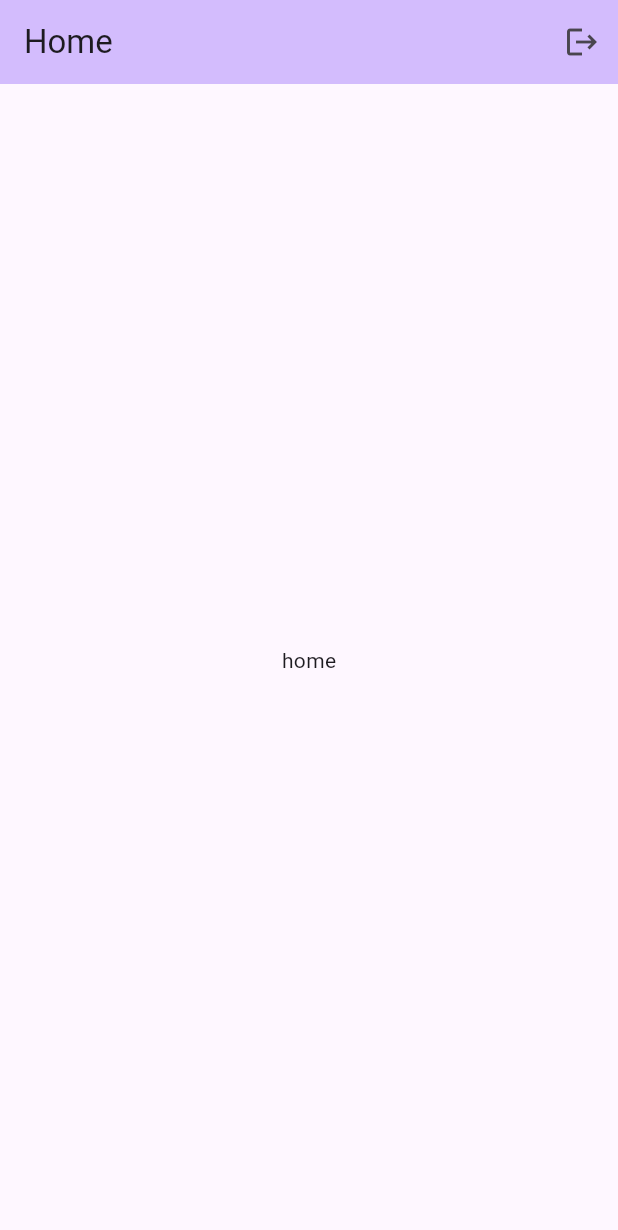
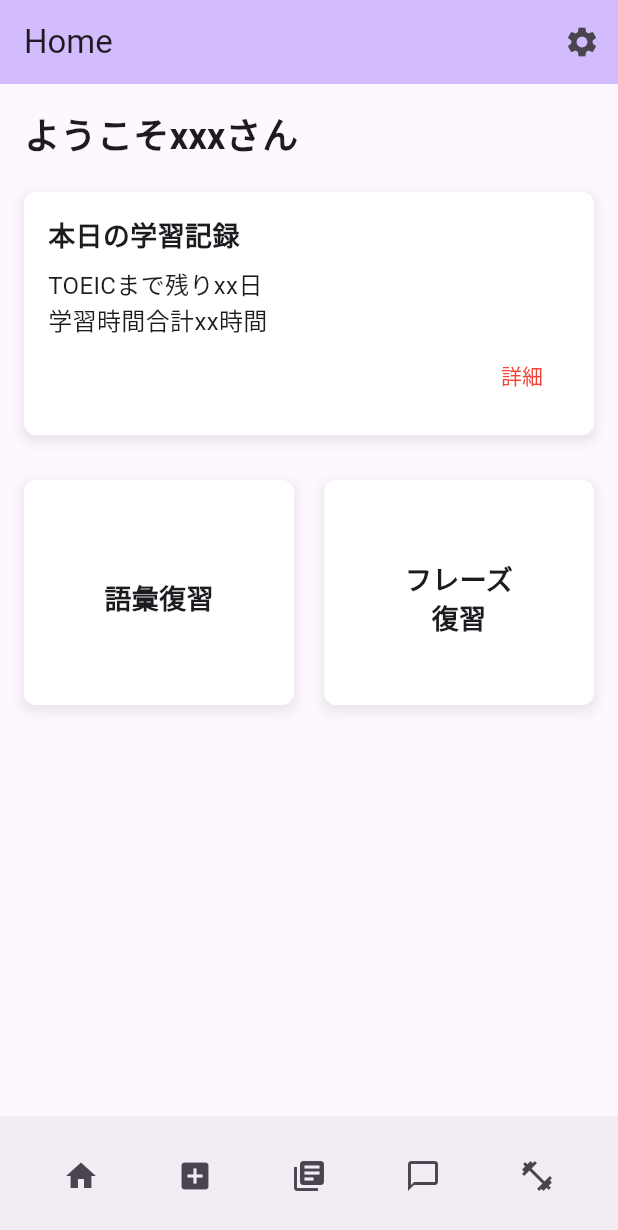
Before and after one commit to HamadaStudy/EZVocab, a Flutter app: the screen it shows once a user with an empty profile is signed in, on a phone screen of 412 x 824 dp. Shown: the top 1230 px of the screen. Run offline on Flutter 3.47's test engine with Material 3 defaults, Android fonts, the light colour scheme and no system bars; our stand-ins replace firebase_auth, firebase_core, flutter_riverpod, go_router, riverpod_annotation, settings_ui; accounts and stored records are empty; generated files the repository leaves out were written again; statements that could not run were skipped.

Commit message:
設定ページ実装完了(機能は未実装), ナビゲーションバーを分離

```diff
--- a/lib/features/auth/view/home_page.dart
+++ /dev/null
@@ -1,49 +0,0 @@
-import 'package:flutter/material.dart';
-import 'package:flutter_riverpod/flutter_riverpod.dart';
-import '../view_model/auth_view_model.dart';
-
-class HomePage extends ConsumerStatefulWidget {
-  final String title;
-
-  const HomePage({super.key, required this.title});
-
-  @override
-  ConsumerState<HomePage> createState() => _HomePageState();
-}
-
-class _HomePageState extends ConsumerState<HomePage> {
-  @override
-  void dispose() {
-    super.dispose();
-  }
-
-  @override
-  Widget build(BuildContext context) {
-    final viewModel = ref.watch(authViewModelProvider.notifier);
-    final state = ref.watch(authViewModelProvider);
-    ref.listen(authViewModelProvider, (previousState, newState) {
-      if (newState.hasError) {
-        ScaffoldMessenger.of(
-          context,
-        ).showSnackBar(SnackBar(content: Text(newState.error.toString())));
-      }
-    });
-    return Scaffold(
-      appBar: AppBar(
-        backgroundColor: Theme.of(context).colorScheme.inversePrimary,
-        title: Text(widget.title),
-        actions: <Widget>[
-          IconButton(
-            icon: const Icon(Icons.logout),
-            tooltip: 'signout',
-            onPressed: () {
-              viewModel.signOut();
-              // handle the press
-            },
-          ),
-        ],
-      ),
-      body: Center(child: Text('home')),
-    );
-  }
-}
--- a/lib/main.dart
+++ b/lib/main.dart
@@ -1,7 +1,7 @@
 import 'package:flutter/material.dart';
 import '/config/firebase_options.dart';
 import 'package:firebase_core/firebase_core.dart';
-import '/app/router/app_router.dart';
+import 'router/app_router.dart';
 import 'package:flutter_riverpod/flutter_riverpod.dart';
 
 void main() async {
--- a/lib/features/auth/providers/auth_provider.dart
+++ b/lib/providers/auth_provider.dart
@@ -1,6 +1,6 @@
 import 'package:firebase_auth/firebase_auth.dart';
 import 'package:riverpod_annotation/riverpod_annotation.dart';
-import '/features/auth/repository/auth_repository.dart';
+import '../repository/auth_repository.dart';
 
 part 'auth_provider.g.dart';
 
--- a/lib/app/router/app_router.dart
+++ b/lib/router/app_router.dart
@@ -1,16 +1,19 @@
 import 'package:flutter/material.dart';
 import 'package:go_router/go_router.dart';
 import 'package:flutter_riverpod/flutter_riverpod.dart';
-import '../../features/auth/providers/auth_provider.dart';
-import '../../features/auth/view/home_page.dart';
-import '../../features/auth/view/sign_in_page.dart';
-import '../../features/auth/view/entry_page.dart';
-import '../../features/auth/view/sign_up_page.dart';
+import '../providers/auth_provider.dart';
+import '../view/home_page.dart';
+import '../view/sign_in_page.dart';
+import '../view/entry_page.dart';
+import '../view/sign_up_page.dart';
+import '../view/settings_page.dart';
+import '../view/material_registration_page.dart';
 
 final routerProvider = Provider<GoRouter>((ref) {
   final authState = ref.watch(authStateChangesProvider);
 
   return GoRouter(
+    // TODO: クラウド連携の際に'/'に直す
     initialLocation: '/',
     redirect: (BuildContext context, GoRouterState state) {
       final loggedIn = authState.valueOrNull != null;
@@ -45,6 +48,11 @@ final routerProvider = Provider<GoRouter>((ref) {
         path: '/home',
         builder: (context, state) => const HomePage(title: 'Home'),
       ),
+      GoRoute(
+        path: '/settings',
+        builder: (context, state) => const SettingsPage(title: 'settings'),
+      ),
+      GoRoute(path: '/material_registration', builder: (context, state) => const MaterialRegistrationPage(title: 'Registration'),)
     ],
   );
 });
--- /dev/null
+++ b/lib/view/home_page.dart
@@ -0,0 +1,186 @@
+import 'package:flutter/material.dart';
+import 'package:flutter_riverpod/flutter_riverpod.dart';
+import '../view_model/auth_view_model.dart';
+import 'package:go_router/go_router.dart';
+
+class HomePage extends ConsumerStatefulWidget {
+  final String title;
+
+  const HomePage({super.key, required this.title});
+
+  @override
+  ConsumerState<HomePage> createState() => _HomePageState();
+}
+
+class _HomePageState extends ConsumerState<HomePage> {
+  @override
+  void dispose() {
+    super.dispose();
+  }
+
+  @override
+  Widget build(BuildContext context) {
+    final viewModel = ref.watch(authViewModelProvider.notifier);
+    final state = ref.watch(authViewModelProvider);
+    ref.listen(authViewModelProvider, (previousState, newState) {
+      if (newState.hasError) {
+        ScaffoldMessenger.of(
+          context,
+        ).showSnackBar(SnackBar(content: Text(newState.error.toString())));
+      }
+    });
+    return Scaffold(
+      appBar: AppBar(
+        backgroundColor: Theme.of(context).colorScheme.inversePrimary,
+        title: Text(widget.title),
+        actions: <Widget>[
+          IconButton(
+            icon: Icon(Icons.settings),
+            tooltip: 'Settings',
+            onPressed: () {
+              context.push('/settings');
+            },
+          ),
+        ],
+      ),
+      body: SingleChildScrollView(
+        child: Padding(
+          padding: const EdgeInsets.all(16),
+          child: Column(
+            crossAxisAlignment: CrossAxisAlignment.start,
+            children: <Widget>[
+              Text(
+                'ようこそxxxさん',
+                style: TextStyle(fontSize: 24, fontWeight: FontWeight.bold),
+              ),
+              SizedBox(height: 20),
+              Container(
+                padding: EdgeInsets.all(16),
+                decoration: BoxDecoration(
+                  color: Colors.white,
+                  borderRadius: BorderRadius.circular(8.0),
+                  boxShadow: [
+                    BoxShadow(
+                      color: Colors.grey.withValues(alpha: 0.2),
+                      spreadRadius: 2,
+                      blurRadius: 5,
+                      offset: Offset(0, 3),
+                    ),
+                  ],
+                ),
+                child: Column(
+                  crossAxisAlignment: CrossAxisAlignment.start,
+                  children: [
+                    Text(
+                      '本日の学習記録',
+                      style: TextStyle(
+                        fontSize: 18,
+                        fontWeight: FontWeight.bold,
+                      ),
+                    ),
+                    SizedBox(height: 8),
+                    Text('TOEICまで残りxx日', style: TextStyle(fontSize: 16)),
+                    Text('学習時間合計xx時間', style: TextStyle(fontSize: 16)),
+                    Align(
+                      alignment: Alignment.bottomRight,
+                      child: TextButton(
+                        onPressed: () {},
+                        child: Text('詳細', style: TextStyle(color: Colors.red)),
+                      ),
+                    ),
+                  ],
+                ),
+              ),
+              SizedBox(height: 30),
+              Row(
+                mainAxisAlignment: MainAxisAlignment.spaceAround,
+                children: <Widget>[
+                  Expanded(
+                    child: Container(
+                      height: 150,
+                      decoration: BoxDecoration(
+                        color: Colors.white,
+                        boxShadow: [
+                          BoxShadow(
+                            color: Colors.grey.withValues(alpha: 0.2),
+                            spreadRadius: 2,
+                            blurRadius: 5,
+                            offset: Offset(0, 3),
+                          ),
+                        ],
+                        borderRadius: BorderRadius.circular(8.0),
+                      ),
+                      child: Column(
+                        mainAxisAlignment: MainAxisAlignment.center,
+                        children: [
+                          SizedBox(height: 8),
+                          Text(
+                            '語彙復習',
+                            style: TextStyle(
+                              fontSize: 18,
+                              fontWeight: FontWeight.bold,
+                            ),
+                          ),
+                        ],
+                      ),
+                    ),
+                  ),
+                  SizedBox(width: 20),
+                  Expanded(
+                    child: Container(
+                      height: 150,
+                      decoration: BoxDecoration(
+                        color: Colors.white,
+                        boxShadow: [
+                          BoxShadow(
+                            color: Colors.grey.withValues(alpha: 0.2),
+                            spreadRadius: 2,
+                            blurRadius: 5,
+                            offset: Offset(0, 3),
+                          ),
+                        ],
+                        borderRadius: BorderRadius.circular(8.0),
+                      ),
+                      child: Column(
+                        mainAxisAlignment: MainAxisAlignment.center,
+                        children: [
+                          SizedBox(height: 8),
+                          Text(
+                            'フレーズ\n復習',
+                            textAlign: TextAlign.center,
+                            style: TextStyle(
+                              fontSize: 18,
+                              fontWeight: FontWeight.bold,
+                            ),
+                          ),
+                        ],
+                      ),
+                    ),
+                  ),
+                ],
+              ),
+              SizedBox(width: 20),
+            ],
+          ),
+        ),
+      ),
+      bottomNavigationBar: BottomAppBar(
+        child: Row(
+          mainAxisAlignment: MainAxisAlignment.spaceAround,
+          children: <Widget>[
+            IconButton(onPressed: () {}, icon: Icon(Icons.home)),
+            IconButton(
+              onPressed: () {
+                context.go('/material_registration');
+              },
+              icon: Icon(Icons.add_box),
+            ),
+            IconButton(onPressed: () {}, icon: Icon(Icons.library_books)),
+            IconButton(onPressed: () {}, icon: Icon(Icons.chat_bubble_outline)),
+            IconButton(onPressed: () {}, icon: Icon(Icons.fitness_center)),
+          ],
+        ),
+      ),
+    );
+  }
+}
--- a/lib/features/auth/view/sign_in_page.dart
+++ b/lib/view/sign_in_page.dart
@@ -1,7 +1,6 @@
 import 'package:flutter/material.dart';
 import 'package:flutter_riverpod/flutter_riverpod.dart';
 import '../view_model/auth_view_model.dart';
-// import '../view_model/sign_up_view_model.dart';
 
 class SignInPage extends ConsumerStatefulWidget {
   const SignInPage({super.key, required this.title});
--- a/lib/features/auth/view/sign_up_page.dart
+++ b/lib/view/sign_up_page.dart
@@ -1,7 +1,6 @@
 import 'package:flutter/material.dart';
 import 'package:flutter_riverpod/flutter_riverpod.dart';
 import '../view_model/auth_view_model.dart';
-// import '../view_model/sign_up_view_model.dart';
 
 class SignUpPage extends ConsumerStatefulWidget {
   const SignUpPage({super.key, required this.title});
--- a/lib/features/auth/view_model/auth_view_model.dart
+++ b/lib/view_model/auth_view_model.dart
@@ -1,4 +1,4 @@
-import 'package:ezvocab/features/auth/providers/auth_provider.dart';
+import 'package:ezvocab/providers/auth_provider.dart';
 import 'package:firebase_auth/firebase_auth.dart';
 import 'package:riverpod_annotation/riverpod_annotation.dart';
 import '../repository/auth_repository.dart';
@@ -22,10 +22,6 @@ class AuthViewModel extends _$AuthViewModel {
       state = const AsyncValue.data(null);
     } on FirebaseAuthException catch (e, stackTrace) {
       state = AsyncValue.error(e, stackTrace);
-      // print('Error code: ${e.code}');
-      // print('Error message: ${e.message}');
-      // print('Error details: ${e.toString()}');
-      // print("nandeyanen");
     }
   }
 
--- a/pubspec.yaml
+++ b/pubspec.yaml
@@ -16,6 +16,7 @@ dependencies:
   go_router: ^16.1.0
   flutter_riverpod: ^2.6.1
   riverpod_annotation: ^2.6.1
+  settings_ui: ^2.0.2
 
 
 dev_dependencies:
```
Also changed, not shown: lib/view/app_bottom_navigation_bar.dart (added, +43 -0 lines), lib/view/material_registration_page.dart (added, +35 -0 lines), lib/view/settings_page.dart (added, +85 -0 lines), lib/model/user.dart (renamed from lib/features/auth/model/user.dart), lib/providers/auth_provider.g.dart (renamed from lib/features/auth/providers/auth_provider.g.dart), lib/repository/auth_repository.dart (renamed from lib/features/auth/repository/auth_repository.dart), lib/view/entry_page.dart (renamed from lib/features/auth/view/entry_page.dart), lib/view_model/auth_view_model.g.dart (renamed from lib/features/auth/view_model/auth_view_model.g.dart), pubspec.lock, 1 other file.
